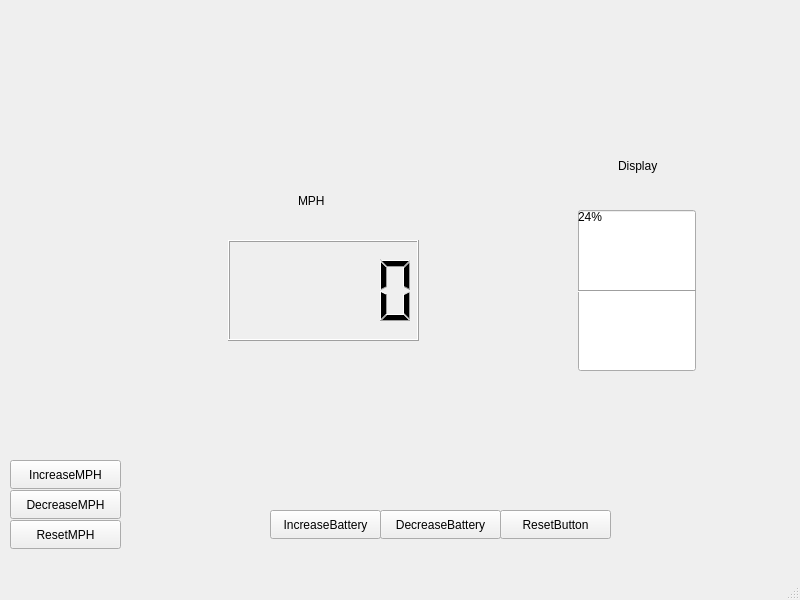
Before: the Qt Designer form mainwindow.ui in UCR-Solar-Car/DriverInterface, drawn with Qt 5.
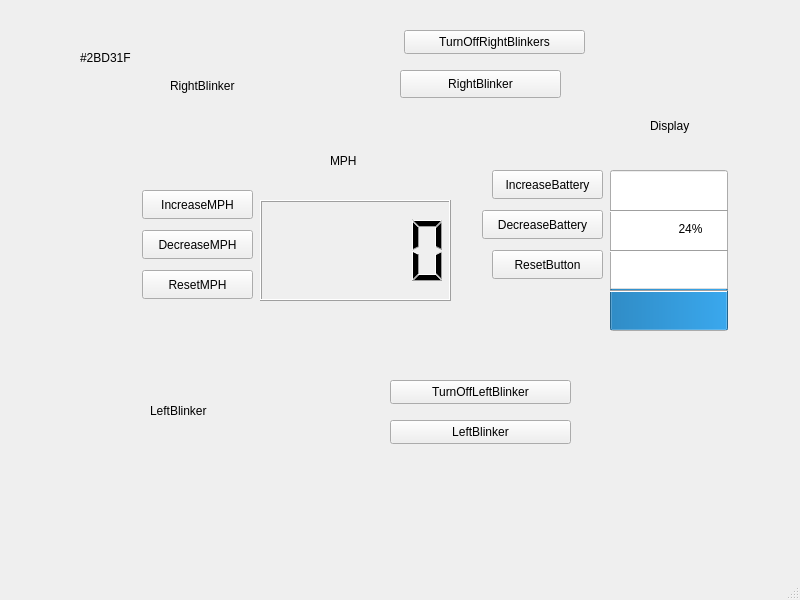
After: the same form once the commit is applied.

Commit message: Justin's blinker code

What changed in the file:
```diff
--- a/mainwindow.ui
+++ b/mainwindow.ui
@@ -14,37 +14,11 @@
    <string>MainWindow</string>
   </property>
   <widget class="QWidget" name="centralwidget">
-   <widget class="QPushButton" name="ResetButton">
-    <property name="geometry">
-     <rect>
-      <x>500</x>
-      <y>510</y>
-      <width>111</width>
-      <height>29</height>
-     </rect>
-    </property>
-    <property name="text">
-     <string>ResetButton</string>
-    </property>
-   </widget>
-   <widget class="QPushButton" name="IncreaseMPH">
-    <property name="geometry">
-     <rect>
-      <x>10</x>
-      <y>460</y>
-      <width>111</width>
-      <height>29</height>
-     </rect>
-    </property>
-    <property name="text">
-     <string>IncreaseMPH</string>
-    </property>
-   </widget>
    <widget class="QLCDNumber" name="MPH">
     <property name="geometry">
      <rect>
-      <x>228</x>
-      <y>240</y>
+      <x>260</x>
+      <y>200</y>
       <width>191</width>
       <height>101</height>
      </rect>
@@ -55,37 +29,11 @@
 color: rgb(0, 0, 0);</string>
     </property>
    </widget>
-   <widget class="QPushButton" name="ResetMPH">
-    <property name="geometry">
-     <rect>
-      <x>10</x>
-      <y>520</y>
-      <width>111</width>
-      <height>29</height>
-     </rect>
-    </property>
-    <property name="text">
-     <string>ResetMPH</string>
-    </property>
-   </widget>
-   <widget class="QPushButton" name="DecreaseMPH">
-    <property name="geometry">
-     <rect>
-      <x>10</x>
-      <y>490</y>
-      <width>111</width>
-      <height>29</height>
-     </rect>
-    </property>
-    <property name="text">
-     <string>DecreaseMPH</string>
-    </property>
-   </widget>
    <widget class="QLabel" name="label">
     <property name="geometry">
      <rect>
-      <x>298</x>
-      <y>160</y>
+      <x>330</x>
+      <y>120</y>
       <width>71</width>
       <height>81</height>
      </rect>
@@ -97,66 +45,18 @@
      <enum>Qt::AutoText</enum>
     </property>
    </widget>
-   <widget class="QLabel" name="display">
-    <property name="geometry">
-     <rect>
-      <x>618</x>
-      <y>135</y>
-      <width>101</width>
-      <height>61</height>
-     </rect>
-    </property>
-    <property name="text">
-     <string>Display</string>
-    </property>
-   </widget>
-   <widget class="Line" name="line_2">
-    <property name="geometry">
-     <rect>
-      <x>578</x>
-      <y>330</y>
-      <width>118</width>
-      <height>3</height>
-     </rect>
-    </property>
-    <property name="orientation">
-     <enum>Qt::Horizontal</enum>
-    </property>
-   </widget>
-   <widget class="Line" name="line_3">
-    <property name="geometry">
-     <rect>
-      <x>578</x>
-      <y>250</y>
-      <width>118</width>
-      <height>3</height>
-     </rect>
-    </property>
-    <property name="orientation">
-     <enum>Qt::Horizontal</enum>
-    </property>
-   </widget>
    <widget class="QProgressBar" name="battery">
     <property name="geometry">
      <rect>
-      <x>578</x>
-      <y>210</y>
+      <x>610</x>
+      <y>170</y>
       <width>118</width>
       <height>161</height>
      </rect>
     </property>
     <property name="styleSheet">
      <string notr="true">font: 700 9pt &quot;Segoe UI&quot;;
-color: rgb(0, 0, 0);
-QProgressBar {
-    border: 2px solid grey;
-    border-radius: 5px;
-}
-QProgressBar::chunk {
-    background-color: #05B8CC;
-    width: 20px;
-	margin : 0.5px;
-}</string>
+color: rgb(0, 0, 0);</string>
     </property>
     <property name="value">
      <number>24</number>
@@ -165,11 +65,37 @@
      <enum>Qt::Vertical</enum>
     </property>
    </widget>
+   <widget class="QLabel" name="display">
+    <property name="geometry">
+     <rect>
+      <x>650</x>
+      <y>95</y>
+      <width>101</width>
+      <height>61</height>
+     </rect>
+    </property>
+    <property name="text">
+     <string>Display</string>
+    </property>
+   </widget>
+   <widget class="QPushButton" name="IncreaseButton">
+    <property name="geometry">
+     <rect>
+      <x>492</x>
+      <y>170</y>
+      <width>111</width>
+      <height>29</height>
+     </rect>
+    </property>
+    <property name="text">
+     <string>IncreaseBattery</string>
+    </property>
+   </widget>
    <widget class="QPushButton" name="DecreaseButton">
     <property name="geometry">
      <rect>
-      <x>380</x>
-      <y>510</y>
+      <x>482</x>
+      <y>210</y>
       <width>121</width>
       <height>29</height>
      </rect>
@@ -178,10 +104,36 @@
      <string>DecreaseBattery</string>
     </property>
    </widget>
+   <widget class="QPushButton" name="ResetButton">
+    <property name="geometry">
+     <rect>
+      <x>492</x>
+      <y>250</y>
+      <width>111</width>
+      <height>29</height>
+     </rect>
+    </property>
+    <property name="text">
+     <string>ResetButton</string>
+    </property>
+   </widget>
    <widget class="Line" name="line">
     <property name="geometry">
      <rect>
-      <x>578</x>
+      <x>610</x>
+      <y>250</y>
+      <width>118</width>
+      <height>3</height>
+     </rect>
+    </property>
+    <property name="orientation">
+     <enum>Qt::Horizontal</enum>
+    </property>
+   </widget>
+   <widget class="Line" name="line_2">
+    <property name="geometry">
+     <rect>
+      <x>610</x>
       <y>290</y>
       <width>118</width>
       <height>3</height>
@@ -191,17 +143,147 @@
      <enum>Qt::Horizontal</enum>
     </property>
    </widget>
-   <widget class="QPushButton" name="IncreaseButton">
+   <widget class="Line" name="line_3">
     <property name="geometry">
      <rect>
-      <x>270</x>
-      <y>510</y>
+      <x>610</x>
+      <y>210</y>
+      <width>118</width>
+      <height>3</height>
+     </rect>
+    </property>
+    <property name="orientation">
+     <enum>Qt::Horizontal</enum>
+    </property>
+   </widget>
+   <widget class="QPushButton" name="IncreaseMPH">
+    <property name="geometry">
+     <rect>
+      <x>142</x>
+      <y>190</y>
       <width>111</width>
       <height>29</height>
      </rect>
     </property>
     <property name="text">
-     <string>IncreaseBattery</string>
+     <string>IncreaseMPH</string>
+    </property>
+   </widget>
+   <widget class="QPushButton" name="DecreaseMPH">
+    <property name="geometry">
+     <rect>
+      <x>142</x>
+      <y>230</y>
+      <width>111</width>
+      <height>29</height>
+     </rect>
+    </property>
+    <property name="text">
+     <string>DecreaseMPH</string>
+    </property>
+   </widget>
+   <widget class="QPushButton" name="ResetMPH">
+    <property name="geometry">
+     <rect>
+      <x>142</x>
+      <y>270</y>
+      <width>111</width>
+      <height>29</height>
+     </rect>
+    </property>
+    <property name="text">
+     <string>ResetMPH</string>
+    </property>
+   </widget>
+   <widget class="QLabel" name="rightBlinker">
+    <property name="geometry">
+     <rect>
+      <x>170</x>
+      <y>50</y>
+      <width>131</width>
+      <height>71</height>
+     </rect>
+    </property>
+    <property name="text">
+     <string>RightBlinker</string>
+    </property>
+   </widget>
+   <widget class="QLabel" name="blinkerColor">
+    <property name="geometry">
+     <rect>
+      <x>80</x>
+      <y>50</y>
+      <width>81</width>
+      <height>16</height>
+     </rect>
+    </property>
+    <property name="text">
+     <string>#2BD31F</string>
+    </property>
+   </widget>
+   <widget class="QPushButton" name="TurnRightBlinker">
+    <property name="geometry">
+     <rect>
+      <x>400</x>
+      <y>70</y>
+      <width>161</width>
+      <height>28</height>
+     </rect>
+    </property>
+    <property name="text">
+     <string>RightBlinker</string>
+    </property>
+   </widget>
+   <widget class="QPushButton" name="TurOffBlinkers">
+    <property name="geometry">
+     <rect>
+      <x>404</x>
+      <y>30</y>
+      <width>181</width>
+      <height>24</height>
+     </rect>
+    </property>
+    <property name="text">
+     <string>TurnOffRightBlinkers</string>
+    </property>
+   </widget>
+   <widget class="QLabel" name="LeftBlinker">
+    <property name="geometry">
+     <rect>
+      <x>150</x>
+      <y>360</y>
+      <width>121</width>
+      <height>101</height>
+     </rect>
+    </property>
+    <property name="text">
+     <string>LeftBlinker</string>
+    </property>
+   </widget>
+   <widget class="QPushButton" name="TurnOffLeftBlinker">
+    <property name="geometry">
+     <rect>
+      <x>390</x>
+      <y>380</y>
+      <width>181</width>
+      <height>24</height>
+     </rect>
+    </property>
+    <property name="text">
+     <string>TurnOffLeftBlinker</string>
+    </property>
+   </widget>
+   <widget class="QPushButton" name="LeftBlinker_2">
+    <property name="geometry">
+     <rect>
+      <x>390</x>
+      <y>420</y>
+      <width>181</width>
+      <height>24</height>
+     </rect>
+    </property>
+    <property name="text">
+     <string>LeftBlinker</string>
     </property>
    </widget>
   </widget>
```
The commit also changes 9 other files.
